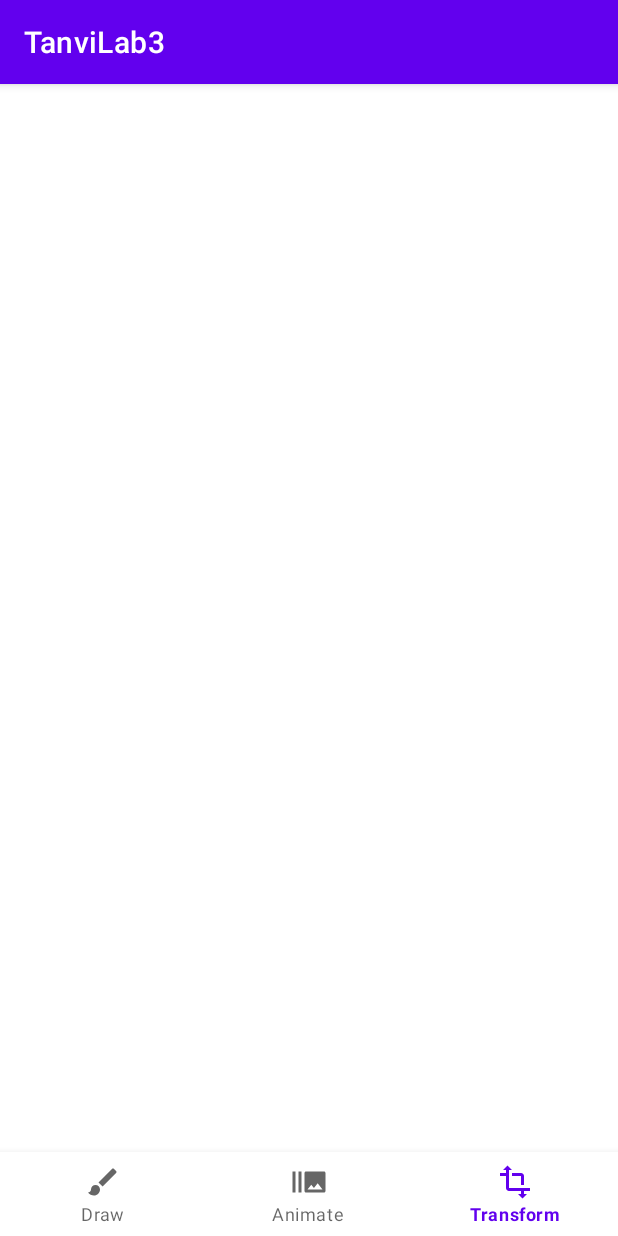
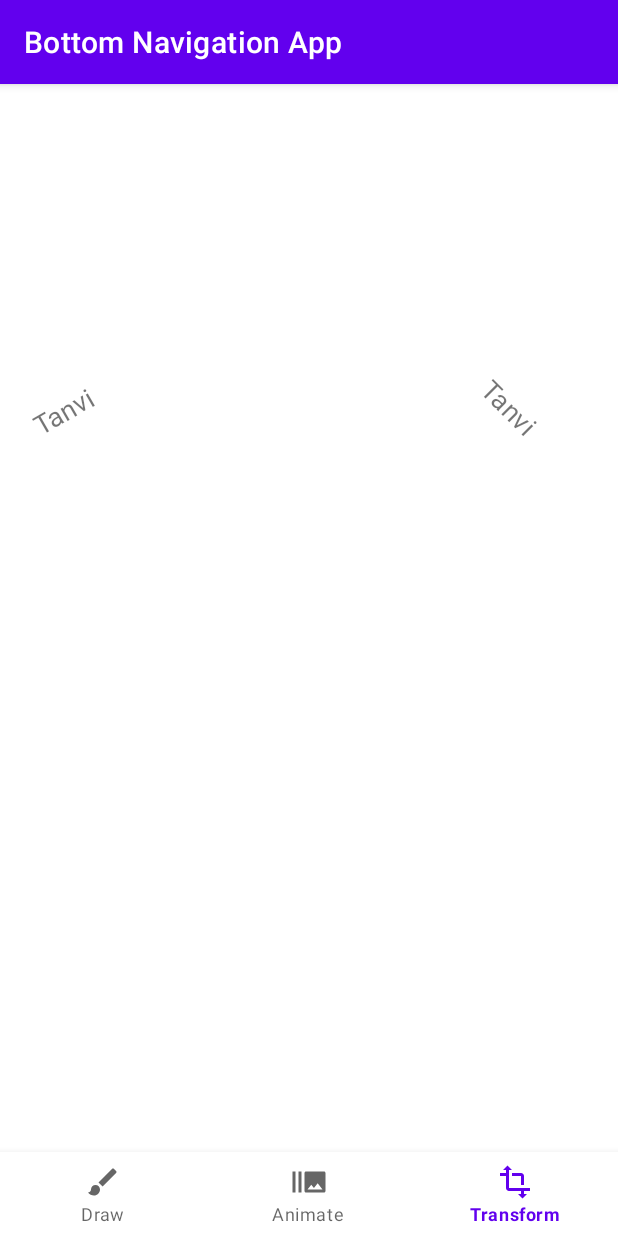
Before and after one commit to ael-in/TanviLab3, an Android app: the screen it shows after launch (tanviActivity), item 3 of the bottom bar chosen, on a phone screen of 412 x 824 dp. Run offline under Robolectric (Android 15) with nearby library versions, the phone set to English and light mode, and no system bars.

Commit message:
3 functional tabs languages supported: english and French No hardcoding of text

```diff
--- a/app/src/main/res/layout/s301044096fragment.xml
+++ b/app/src/main/res/layout/s301044096fragment.xml
@@ -2,4 +2,37 @@
 <androidx.constraintlayout.widget.ConstraintLayout xmlns:android="http://schemas.android.com/apk/res/android"
     xmlns:app="http://schemas.android.com/apk/res-auto"
     xmlns:tools="http://schemas.android.com/tools"
-    android:layout_width="match_parent" android:layout_height="match_parent"/>
+    android:layout_width="match_parent" android:layout_height="match_parent">
+
+    <TextView
+        android:id="@+id/tanvi_textView3"
+        android:layout_width="103dp"
+        android:layout_height="24dp"
+        android:layout_marginStart="309dp"
+        android:layout_marginTop="234dp"
+        android:layout_marginBottom="473dp"
+        android:rotation="45"
+        android:text="@string/TextView3"
+        android:textSize="18sp"
+        app:layout_constraintBottom_toBottomOf="parent"
+        app:layout_constraintEnd_toEndOf="parent"
+        app:layout_constraintStart_toStartOf="parent"
+        app:layout_constraintTop_toTopOf="parent" />
+
+    <TextView
+        android:id="@+id/tanvi_textView2"
+        android:layout_width="103dp"
+        android:layout_height="24dp"
+        android:layout_marginStart="16dp"
+        android:layout_marginTop="200dp"
+        android:layout_marginEnd="292dp"
+        android:layout_marginBottom="507dp"
+        android:rotation="330"
+        android:text="@string/TextView2"
+        android:textSize="18sp"
+        app:layout_constraintBottom_toBottomOf="parent"
+        app:layout_constraintEnd_toEndOf="parent"
+        app:layout_constraintStart_toStartOf="parent"
+        app:layout_constraintTop_toTopOf="parent" />
+
+</androidx.constraintlayout.widget.ConstraintLayout>
--- a/app/src/main/res/menu/bottom_navigation.xml
+++ b/app/src/main/res/menu/bottom_navigation.xml
@@ -4,16 +4,16 @@
     <item
         android:id="@+id/tanvi_draw"
         android:icon="@drawable/ic_baseline_brush_24"
-        android:title="Draw" />
+        android:title="@string/Draw" />
 
     <item
         android:id="@+id/tanvi_animate"
         android:icon="@drawable/ic_baseline_burst_mode_24"
-        android:title="Animate" />
+        android:title="@string/Animate" />
 
     <item
         android:id="@+id/tanvi_transform"
         android:icon="@drawable/ic_baseline_transform_24"
-        android:title="Transform" />
+        android:title="@string/Transform" />
 
 </menu>
--- a/app/src/main/res/values/strings.xml
+++ b/app/src/main/res/values/strings.xml
@@ -1,3 +1,10 @@
 <resources>
-    <string name="app_name">TanviLab3</string>
+    <string name="app_name">Bottom Navigation App</string>
+    <string name="Button1">Permissions</string>
+    <string name="TextView3">Tanvi</string>
+    <string name="TextView2">Tanvi</string>
+    <string name="TextView1">Name: Tanvi Student ID: 301044096</string>
+    <string name="Draw">Draw</string>
+    <string name="Animate">Animate</string>
+    <string name="Transform">Transform</string>
 </resources>
```
Also changed, not shown: app/src/main/res/layout/tanvifragment.xml (+13 -12 lines), app/src/main/res/layout/tanviifragment.xml (+15 -2 lines), 1 other file.
